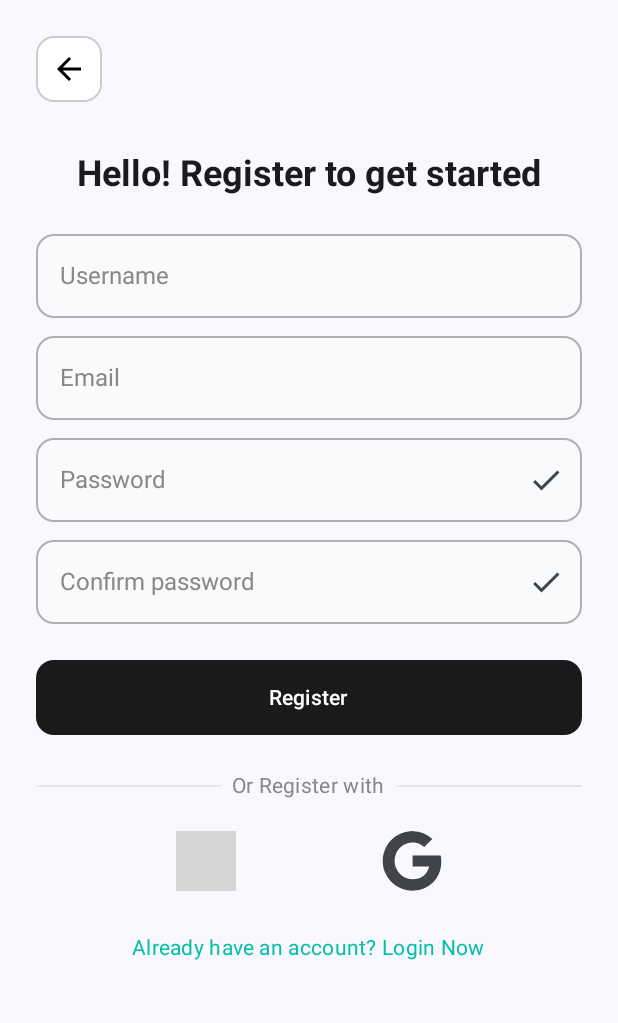
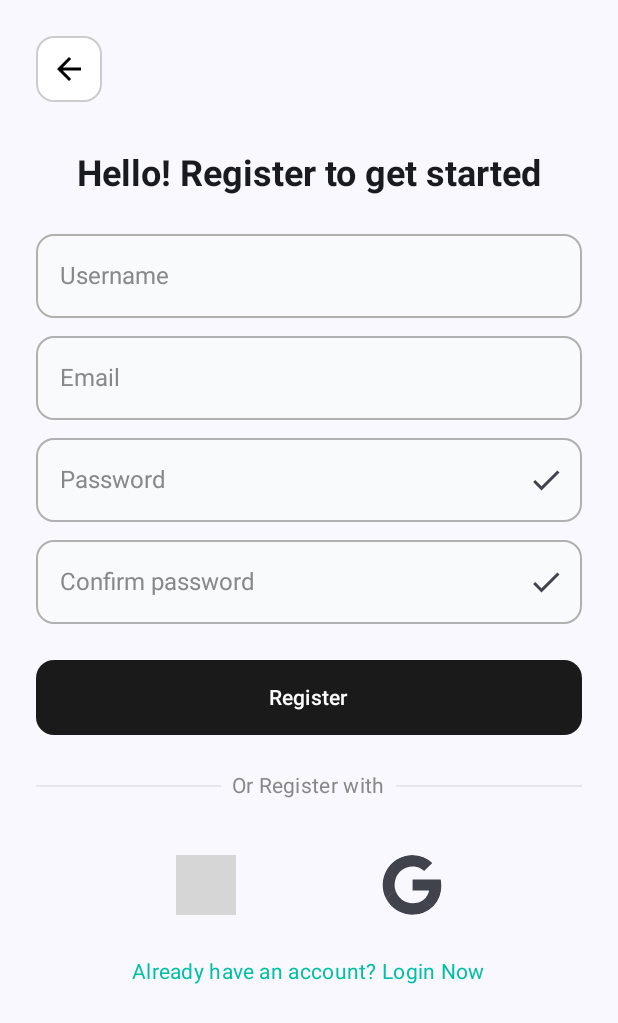
Before and after one commit to Lavie92/RandomChatApp, an Android app built with Jetpack Compose: the composable RegisterScreen shown on its own in the app's theme, on a phone screen of 412 x 824 dp. Shown: the top 1023 px of the screen. Run offline under Robolectric (Android 15) with nearby library versions, the phone set to English and light mode, and no system bars; our stand-ins replace livedata-compose; 3 statements that could not run were skipped; grey boxes are pictures that could not be loaded.

Commit message:
add component  SocialLogin

```diff
--- /dev/null
+++ b/app/src/main/java/com/lavie/randochat/ui/component/SocialLogin.kt
@@ -0,0 +1,32 @@
+package com.lavie.randochat.ui.component
+
+import androidx.compose.foundation.layout.*
+import androidx.compose.runtime.Composable
+import androidx.compose.ui.Modifier
+import androidx.compose.ui.unit.dp
+import com.lavie.randochat.R
+
+@Composable
+fun SocialLoginRow(
+    onFacebookClick: () -> Unit,
+    onGoogleClick: () -> Unit,
+    enabled: Boolean = true
+) {
+    Row(
+        modifier = Modifier
+            .fillMaxWidth()
+            .padding(top = 16.dp),
+        horizontalArrangement = Arrangement.SpaceEvenly
+    ) {
+        ImageButton(
+            onClick = onFacebookClick,
+            vectorId = R.drawable.vector_facebook,
+            enabled = enabled
+        )
+        ImageButton(
+            onClick = onGoogleClick,
+            vectorId = R.drawable.vector_google,
+            enabled = enabled
+        )
+    }
+}
--- a/app/src/main/java/com/lavie/randochat/ui/screen/RegisterScreen.kt
+++ b/app/src/main/java/com/lavie/randochat/ui/screen/RegisterScreen.kt
@@ -28,6 +28,7 @@ import androidx.navigation.NavController
 import androidx.navigation.compose.rememberNavController
 import com.lavie.randochat.R
 import com.lavie.randochat.ui.component.ImageButton
+import com.lavie.randochat.ui.component.SocialLoginRow
 import com.lavie.randochat.ui.theme.RandomChatTheme
 import com.lavie.randochat.viewmodel.AuthViewModel
 @Composable
@@ -189,27 +190,16 @@ fun RegisterScreen(
 
         Spacer(modifier = Modifier.height(16.dp))
 
-        Row(
-            modifier = Modifier.fillMaxWidth(),
-            horizontalArrangement = Arrangement.SpaceEvenly
-        ) {
+        SocialLoginRow(
+            onFacebookClick = { /* TODO Facebook */ },
+            onGoogleClick = {
+                if (!isLoading) {
+                    viewModel.onGoogleLoginClick()
+                }
+            },
+            enabled = !isLoading
+        )
 
-            ImageButton(
-                onClick = { /* TODO: Facebook login */ },
-                vectorId = R.drawable.vector_facebook,
-                enabled = !isLoading
-            )
-
-            ImageButton(
-                onClick = {
-                    if (!isLoading) {
-                        viewModel.onGoogleLoginClick()
-                    }
-                },
-                vectorId = R.drawable.vector_google,
-                enabled = !isLoading
-            )
-        }
 
         Spacer(modifier = Modifier.height(24.dp))
 
```
Also changed, not shown: app/src/main/java/com/lavie/randochat/ui/screen/LoginScreen.kt (+10 -20 lines).
